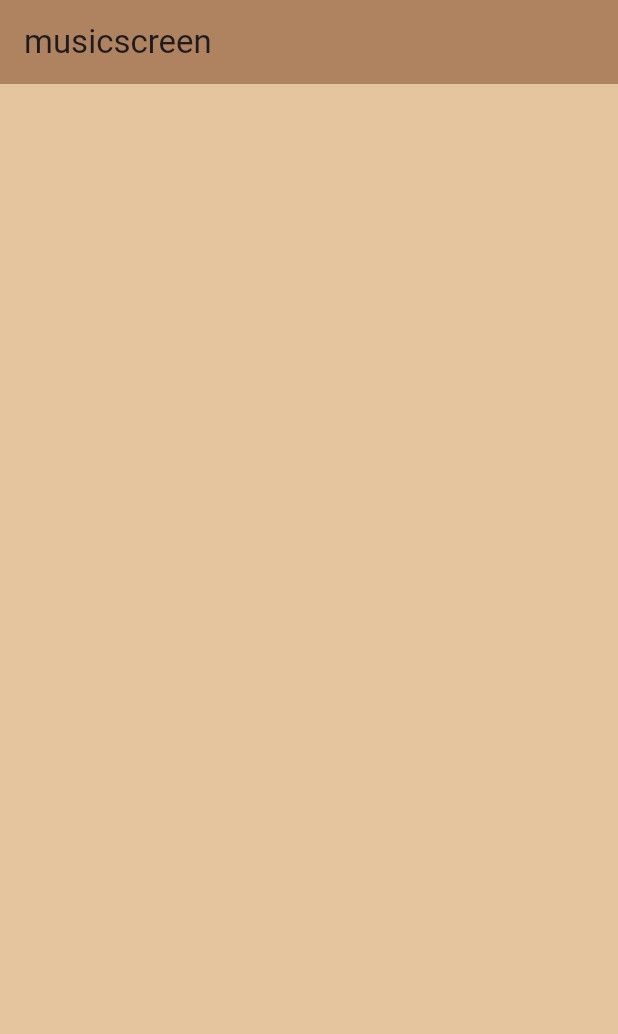
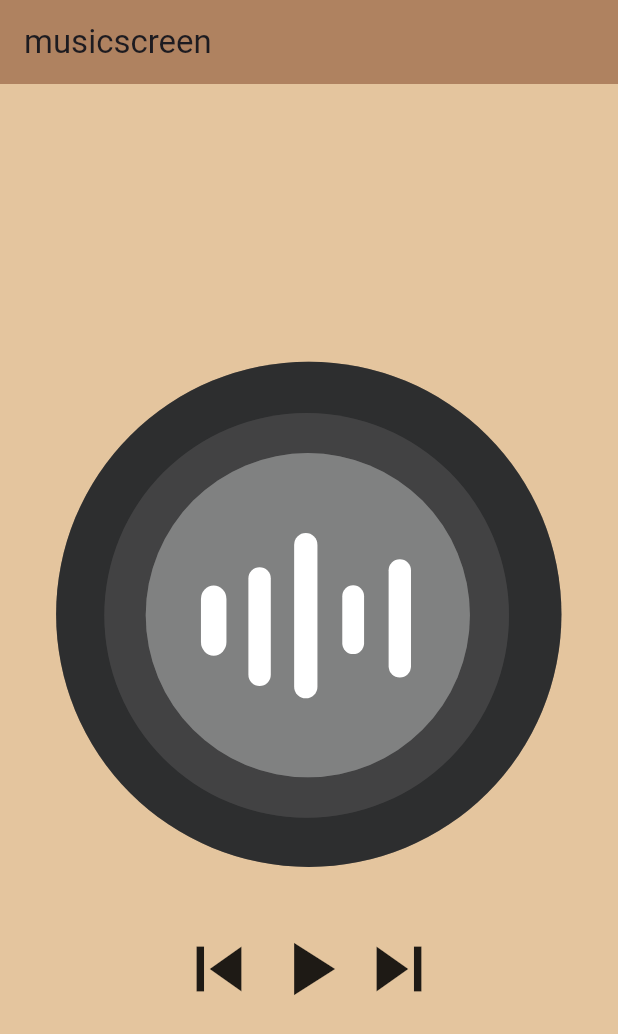
Before and after one commit to akhilbiju6/my_project, a Flutter app: the MusicScreen screen opened directly, on a phone screen of 412 x 824 dp. Shown: the top 1034 px of the screen. Run offline on Flutter 3.47's test engine with Material 3 defaults, Android fonts, the phone set to English and light mode, and no system bars; our stand-ins replace carousel_slider, hive, lottie; accounts and stored records are empty.

```diff
--- /dev/null
+++ b/devtools_options.yaml
@@ -0,0 +1 @@
+extensions:
--- a/lib/control/homescreencontroller/homescreencontroller.dart
+++ b/lib/control/homescreencontroller/homescreencontroller.dart
@@ -1,6 +1,7 @@
 import 'package:flutter/material.dart';
 
 class HomeScreenController with ChangeNotifier{
+ num totalfuelamount=10;
 
   List<Map <dynamic,String>>imagelist=[
   {"image":"assets/rallynotice1.jpeg"},
@@ -8,8 +9,11 @@ class HomeScreenController with ChangeNotifier{
   {"image":"assets/rallynotice3.jpeg"},
   {"image":"assets/bikeannouncement1.jpeg"},
   {"image":"assets/bike announcement2.jpeg"},
+ ];
+void fuelamount(var amt,date){
+   totalfuelamount=totalfuelamount+amt;
+   notifyListeners();
 
+}
 
-
- ];
 }
--- /dev/null
+++ b/lib/control/musicscrencontroller/musicscreencontroler.dart
@@ -0,0 +1,6 @@
+import 'package:flutter/material.dart';
+
+class MusicScreenController with ChangeNotifier{
+
+
+}
--- a/lib/main.dart
+++ b/lib/main.dart
@@ -1,10 +1,14 @@
 import 'package:flutter/material.dart';
+import 'package:hive/hive.dart';
 import 'package:project_twitter/control/homescreencontroller/homescreencontroller.dart';
 
 import 'package:project_twitter/view/splashscreen/splash_screen.dart';
 import 'package:provider/provider.dart';
 
-void main(){
+ Future<void> main() async {
+  WidgetsFlutterBinding.ensureInitialized();
+
+  var box=await Hive.openBox("mybox");
   runApp(MyApp());
 }
 class MyApp extends StatelessWidget {
--- a/lib/view/musicscreen/musicscreen.dart
+++ b/lib/view/musicscreen/musicscreen.dart
@@ -1,4 +1,6 @@
 import 'package:flutter/material.dart';
+import 'package:flutter/services.dart';
+import 'package:lottie/lottie.dart';
 import 'package:project_twitter/view/utils/colorconstants.dart';
 
 class MusicScreen extends StatefulWidget {
@@ -17,6 +19,18 @@ class _MusicScreenState extends State<MusicScreen> {
         backgroundColor: ColorConstants.mycustombrown1,
         title: Text("musicscreen"),
       ),
+      body: Column(mainAxisAlignment: MainAxisAlignment.center,
+        children: [
+          Lottie.asset("assets/Animation - 1713683906943.json"),
+          Row(mainAxisAlignment: MainAxisAlignment.center,
+            children: [
+              Icon(Icons.skip_previous,size: 60),
+              Icon(Icons.play_arrow,size: 60,),
+              Icon(Icons.skip_next,size: 60,)
+            ],
+          )
+        ],
+      ),
     );
   }
 }
```
Also changed, not shown: assets/Animation - 1713683906943.json (added, +1 -0 lines), lib/model/music_model.dart (added, +29 -0 lines), lib/view/homescreen/home_screen.dart (+60 -1 lines), pubspec.yaml (+7 -0 lines), pubspec.lock.
